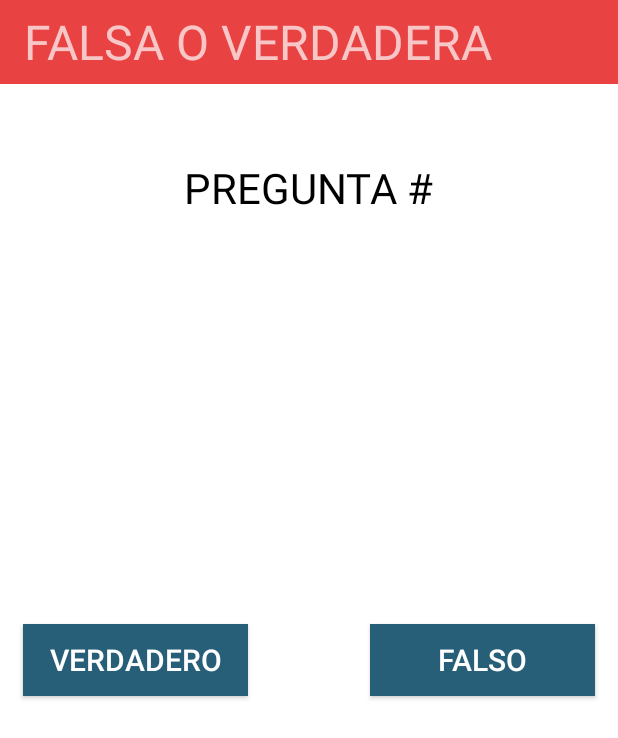
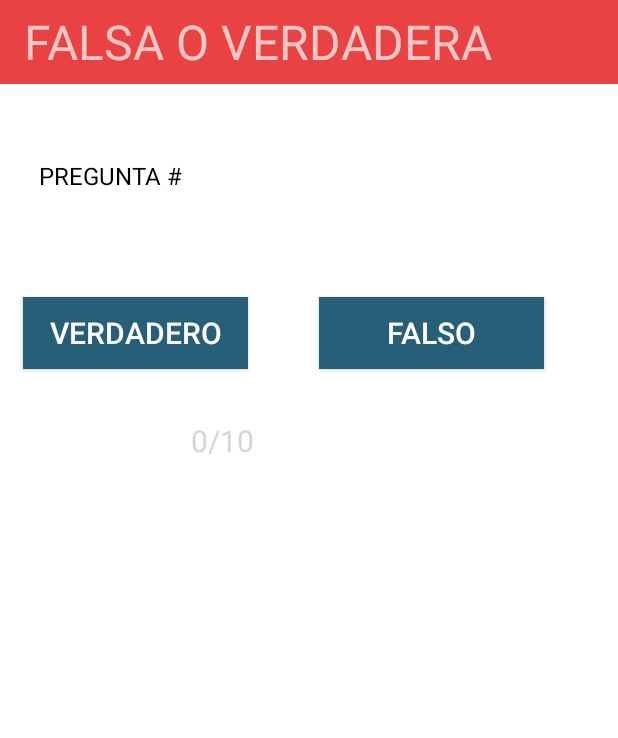
Before and after one commit to Fernando1019/Dev_Ask, an Android app: the PreguntaFv screen opened directly, with no data from a screen before it, on a phone screen of 412 x 824 dp. Shown: the top 738 px of the screen. Run offline under Robolectric (Android 15) with nearby library versions, the phone set to English and light mode, and no system bars; 3 statements that could not run were skipped.

Commit message:
corrigiendo :)
arreglos de ultimo momento

```diff
--- a/app/build.gradle
+++ b/app/build.gradle
@@ -3,7 +3,10 @@ apply plugin: 'com.android.application'
 android {
     compileSdkVersion 23
     buildToolsVersion "23.0.3"
-
+    dexOptions {
+        incremental true
+        javaMaxHeapSize "4g"
+    }
     defaultConfig {
         applicationId "com.example.fernandoambrosio.devask"
         minSdkVersion 14
--- a/app/src/main/java/com/example/fernandoambrosio/devask/Menu.java
+++ b/app/src/main/java/com/example/fernandoambrosio/devask/Menu.java
@@ -90,7 +90,8 @@ public class Menu extends AppCompatActivity {
             intent.putExtra("respuesta1",respuestas[0]);
             intent.putExtra("respuesta2",respuestas[1]);
             intent.putExtra("respuesta3",respuestas[2]);
-            intent.putExtra("correcta",multiple.getCorrecta());
+            System.out.println(multiple.getCorrecta());
+            intent.putExtra("correcta",String.valueOf(multiple.getCorrecta()));
 
         }
 
--- a/app/src/main/java/com/example/fernandoambrosio/devask/PreguntaFv.java
+++ b/app/src/main/java/com/example/fernandoambrosio/devask/PreguntaFv.java
@@ -2,6 +2,7 @@ package com.example.fernandoambrosio.devask;
 
 import android.content.Intent;
 import android.os.Bundle;
+import android.support.annotation.IntegerRes;
 import android.support.v7.app.AppCompatActivity;
 import android.view.View;
 import android.view.WindowManager;
@@ -23,6 +24,7 @@ public class PreguntaFv extends AppCompatActivity {
     private TextView preguntaFV;
     private Button botonFalso;
     private  Button botonVerdadero;
+    private TextView cantidadView;
     private String respuesta;
     private int cantidad,correctas;
     @Override
@@ -34,9 +36,12 @@ public class PreguntaFv extends AppCompatActivity {
         preguntaFV = (TextView) this.findViewById(R.id.tvPreguntaFv);
         botonFalso = (Button) this.findViewById(R.id.buttonF);
         botonVerdadero = (Button) this.findViewById(R.id.buttonV);
+        cantidadView= (TextView) this.findViewById(R.id.txCantidadFv);
         Bundle bundle = getIntent().getExtras();
         preguntaFV.setText(bundle.getString("pregunta"));
         respuesta= bundle.getString("respuesta");
+        cantidad= Integer.valueOf(bundle.getString("cantidad"));
+        cantidadView.setText(String.valueOf(cantidad)+"/10");
         botonFalso.setOnClickListener(new View.OnClickListener() {
             @Override
             public void onClick(View v) {
@@ -52,13 +57,15 @@ public class PreguntaFv extends AppCompatActivity {
     }
 
     public void verificarPregunta(String respuestaSeleccionada){
+
         if (this.respuesta.compareTo(respuestaSeleccionada)==0){
             correctas++;
         }
-        if(cantidad<=10){
+        if(cantidad<10){
             jugar();
         }
         else{
+            cantidad++;
             Juego juego = new Juego(this);
             juego.actualizarLogro(10, Integer.valueOf(this.correctas));
             Intent intent = new Intent(this,RankingActivity.class);
@@ -93,7 +100,8 @@ public class PreguntaFv extends AppCompatActivity {
             intent.putExtra("respuesta1",respuestas[0]);
             intent.putExtra("respuesta2",respuestas[1]);
             intent.putExtra("respuesta3",respuestas[2]);
-            intent.putExtra("correcta",multiple.getCorrecta());
+            System.out.println(multiple.getCorrecta());
+            intent.putExtra("correcta",String.valueOf(multiple.getCorrecta()));
 
         }
         intent.putExtra("cantidad",String.valueOf(cantidad));
--- a/app/src/main/java/com/example/fernandoambrosio/devask/Slide.java
+++ b/app/src/main/java/com/example/fernandoambrosio/devask/Slide.java
@@ -28,7 +28,7 @@ public class Slide  extends AppCompatActivity implements View.OnClickListener {
 
     @Override
     public void onClick(View v) {
-        if(conteo<5) {
+        if(conteo<4) {
             flipp.startFlipping();
             flipp.setFlipInterval(3000);
             conteo++;
--- a/app/src/main/res/layout/preguntafv.xml
+++ b/app/src/main/res/layout/preguntafv.xml
@@ -18,20 +18,41 @@
             android:textSize="32dp" />
     </android.support.v7.widget.Toolbar>
 
-    <FrameLayout
+    <LinearLayout
+        android:orientation="vertical"
         android:layout_width="match_parent"
         android:layout_height="match_parent"
-        android:layout_gravity="center_horizontal">
+        android:weightSum="1">
+
+        <LinearLayout
+            android:orientation="horizontal"
+            android:layout_width="match_parent"
+            android:layout_height="130dp"
+            android:layout_weight="0.09"
+            android:weightSum="1">
+
+            <LinearLayout
+                android:orientation="vertical"
+                android:layout_width="26dp"
+                android:layout_height="match_parent"></LinearLayout>
 
             <TextView
-            android:layout_width="wrap_content"
-            android:layout_height="wrap_content"
+                android:layout_width="111dp"
+                android:layout_height="match_parent"
                 android:text="PREGUNTA #"
                 android:id="@+id/tvPreguntaFv"
                 android:layout_gravity="center_horizontal|top"
                 android:textColor="#000000"
-            android:textSize="28dp"
-            android:layout_marginTop="50dp" />
+                android:textSize="16dp"
+                android:layout_marginTop="50dp"
+                android:layout_weight="0.86" />
+
+        </LinearLayout>
+
+        <LinearLayout
+            android:orientation="horizontal"
+            android:layout_width="match_parent"
+            android:layout_height="116dp">
 
             <Button
                 android:layout_width="150dp"
@@ -43,6 +64,11 @@
                 android:textSize="20dp"
                 android:layout_marginLeft="15dp" />
 
+            <LinearLayout
+                android:orientation="vertical"
+                android:layout_width="47dp"
+                android:layout_height="match_parent"></LinearLayout>
+
             <Button
                 android:layout_width="150dp"
                 android:layout_height="wrap_content"
@@ -52,7 +78,31 @@
                 android:background="#275f78"
                 android:textSize="20dp"
                 android:layout_marginRight="15dp" />
-    </FrameLayout>
+        </LinearLayout>
+
+        <LinearLayout
+            android:orientation="horizontal"
+            android:layout_width="match_parent"
+            android:layout_height="match_parent"
+            android:weightSum="1">
+
+            <LinearLayout
+                android:orientation="horizontal"
+                android:layout_width="127dp"
+                android:layout_height="match_parent"></LinearLayout>
+
+            <TextView
+                android:layout_width="wrap_content"
+                android:layout_height="48dp"
+                android:text="New Text"
+                android:id="@+id/txCantidadFv"
+                android:layout_weight="0.09"
+                android:textSize="20dp"
+                android:textColor="@color/abc_input_method_navigation_guard" />
+
+        </LinearLayout>
+
+    </LinearLayout>
 
 
 </LinearLayout>
```
Also changed, not shown: app/src/main/java/com/example/fernandoambrosio/devask/Juego.java (+14 -7 lines), app/src/main/java/com/example/fernandoambrosio/devask/PreguntaDirecta.java (+22 -15 lines), app/src/main/java/com/example/fernandoambrosio/devask/PreguntaSeleccion.java (+13 -9 lines), app/src/main/res/layout/pregunta_directa.xml (+32 -0 lines), app/src/main/res/layout/pregunta_seleccion.xml (+24 -3 lines). Lines whose indentation alone changed are shown as unchanged.
